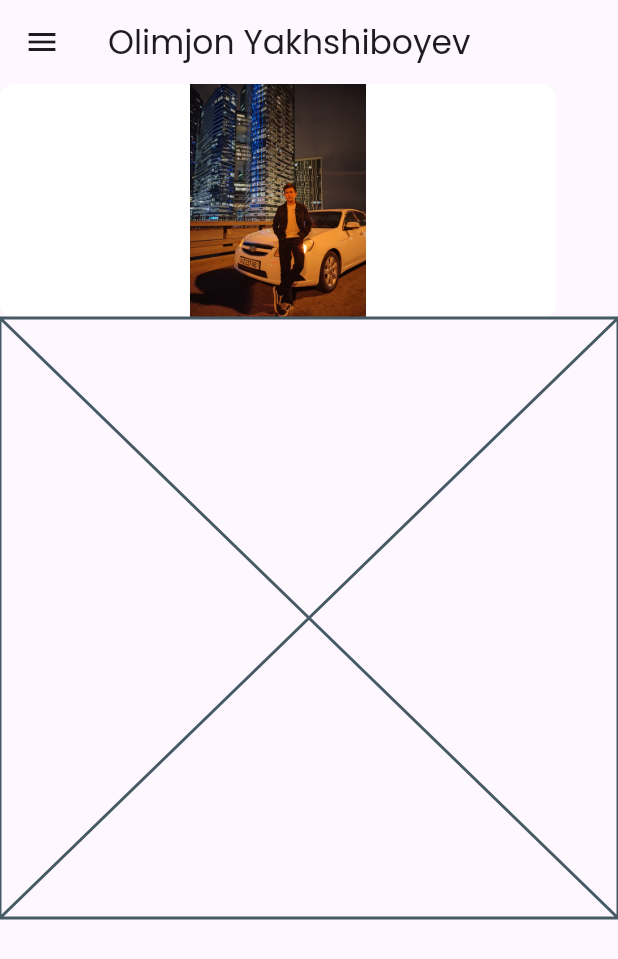
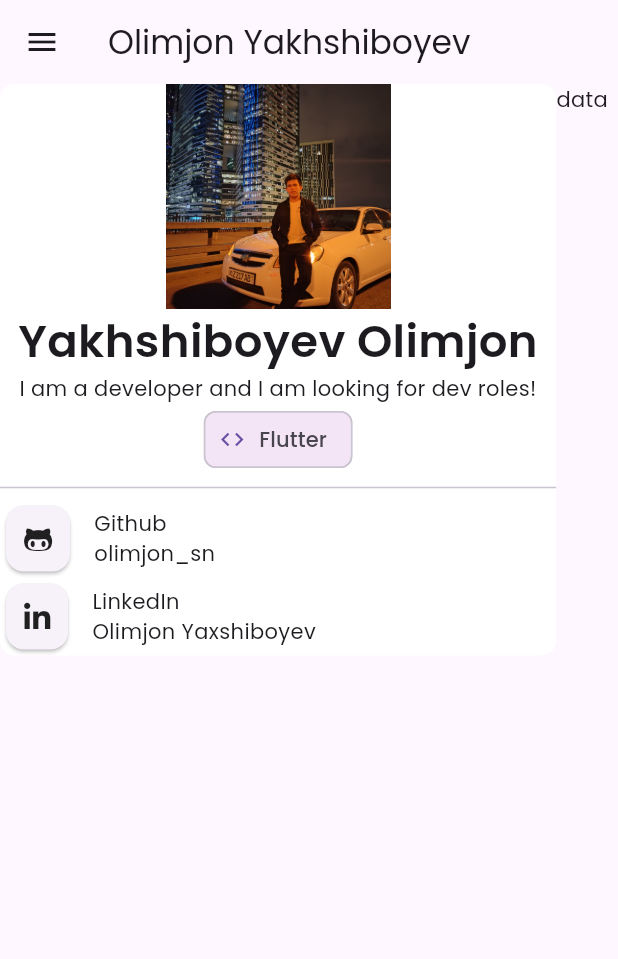
Before and after one commit to OlimjonSN/portfolio_app, a Flutter app: the screen it shows after launch, on a phone screen of 412 x 824 dp. Shown: the top 959 px of the screen. Run offline on Flutter 3.47's test engine with Material 2 defaults, Android fonts, the phone set to English and light mode, and no system bars; our stand-ins replace font_awesome_flutter.

Commit message:
about page

```diff
--- a/lib/components/about.dart
+++ b/lib/components/about.dart
@@ -1,4 +1,7 @@
 import 'package:flutter/material.dart';
+import 'package:font_awesome_flutter/font_awesome_flutter.dart';
+
+import '../widgets/network_about.dart';
 
 class About extends StatefulWidget {
   const About({super.key});
@@ -18,10 +21,31 @@ class _AboutState extends State<About> {
         borderRadius: BorderRadius.circular(10),
       ),
       child: Column(children: [
-        Image.asset(
-          'assets/images/about.jpg',
-          height: 156.0,
+        SizedBox(
+            width: 150,
+            height: 150,
+            child: Image.asset(
+              'assets/images/about.jpg',
+              fit: BoxFit.cover,
+            )),
+        const Text('Yakhshiboyev Olimjon', textAlign: TextAlign.center, style: TextStyle(fontSize: 30.0, fontWeight: FontWeight.w600)),
+        const Text('I am a developer and I am looking for dev roles!', textAlign: TextAlign.center),
+        const Chip(label: Text('Flutter'), avatar: Icon(Icons.code)),
+        const Divider(),
+        const SizedBox(
+          child: Networks(
+            icon: FontAwesomeIcons.githubAlt,
+            networkName: 'Github',
+            userName: 'olimjon_sn',
+          ),
         ),
+        const SizedBox(
+          child: Networks(
+            icon: FontAwesomeIcons.linkedinIn,
+            networkName: 'LinkedIn',
+            userName: 'Olimjon Yaxshiboyev',
+          ),
+        )
       ]),
     );
   }
--- a/lib/components/work_exp.dart
+++ b/lib/components/work_exp.dart
@@ -10,6 +10,10 @@ class WorkExp extends StatefulWidget {
 class _WorkExpState extends State<WorkExp> {
   @override
   Widget build(BuildContext context) {
-    return const Placeholder();
+    return Container(
+      child: Column(
+        children: [Text('data')],
+      ),
+    );
   }
 }
```
